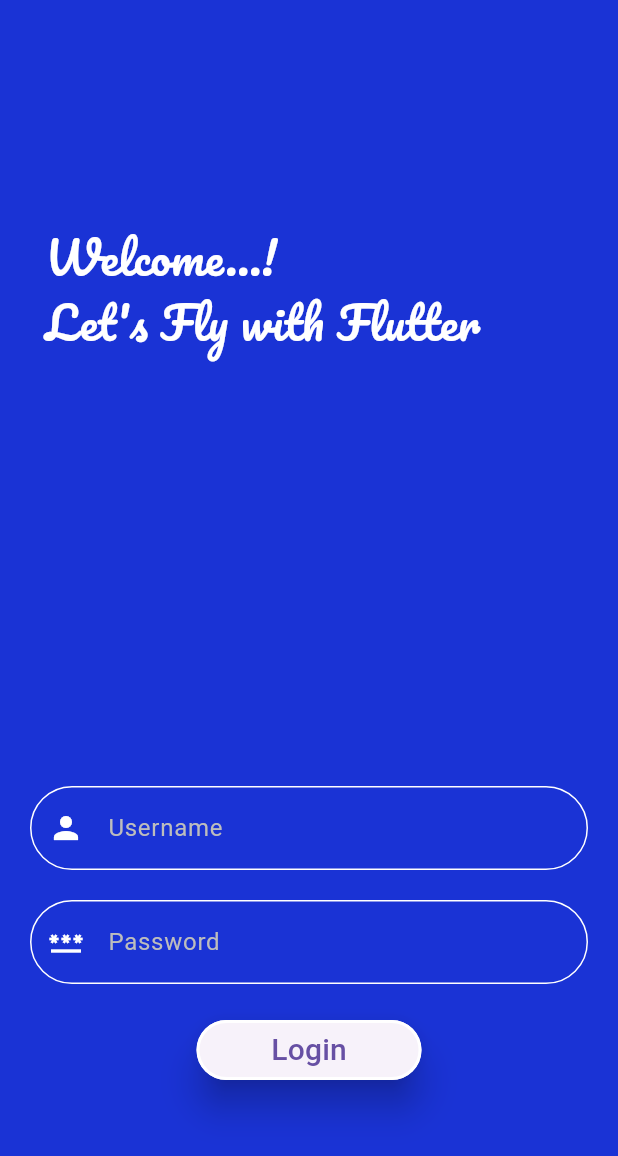
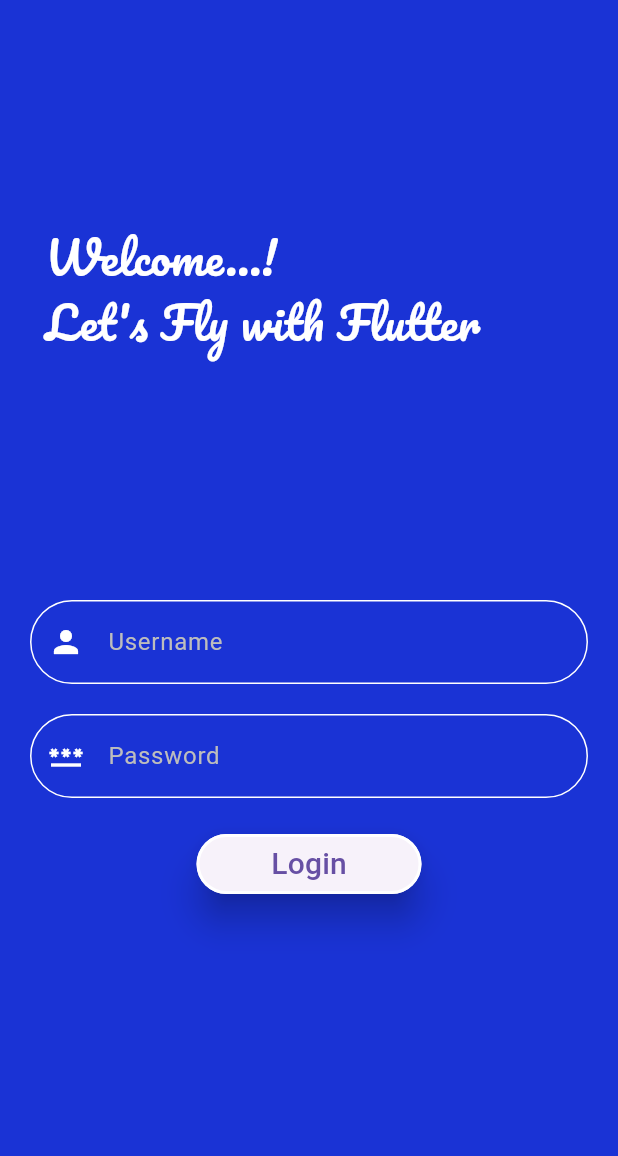
Before and after one commit to Akashprasad123/fly_with_flutter, a Flutter app: the screen it shows after launch, on a phone screen of 412 x 824 dp. Shown: the top 1156 px of the screen. Run offline on Flutter 3.47's test engine with Material 3 defaults, Android fonts, the phone set to English and light mode, and no system bars.

Commit message:
small chage in ui

```diff
--- a/lib/login_screen.dart
+++ b/lib/login_screen.dart
@@ -1,4 +1,6 @@
 import 'package:flutter/material.dart';
+
+import 'scrollview.dart';
 
 class LoginPage extends StatelessWidget {
   const LoginPage({super.key});
@@ -17,9 +19,7 @@
             padding: const EdgeInsets.only(bottom: 100),
             child: Column(
               children: [
-                Expanded(
-                  flex: 1,
-                  child: Padding(
+                Padding(
                   padding: const EdgeInsets.only(top: 150, left: 30),
                   child: Container(
                     height: 250,
@@ -30,7 +30,6 @@
                         color: Colors.white,
                         fontSize: 30,
                         fontFamily: 'pacific',
-                        ),
                       ),
                     ),
                   ),
@@ -102,7 +101,10 @@
                               side: const MaterialStatePropertyAll<BorderSide>(
                                 BorderSide(width: 2, color: Colors.white),
                               )),
-                          onPressed: () {},
+                          onPressed: () {
+                            Navigator.of(context).push(MaterialPageRoute(
+                                builder: (context) => const ScrollScreen()));
+                          },
                           child: const Text(
                             "Login",
                             style: TextStyle(fontSize: 20),
```
Lines whose indentation alone changed are shown as unchanged.
